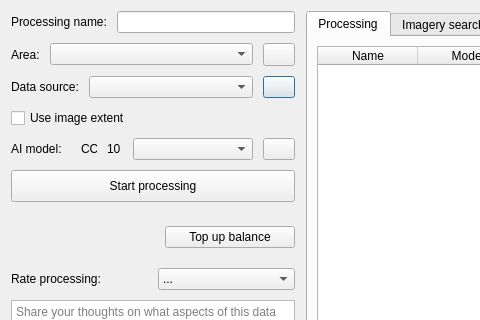
Geoalert/mapflow-qgis, file mapflow/dialogs/static/ui/main_dialog.ui: the form before one commit; both pictures show x 0 to 480 and y 0 to 320 of the 1372 by 500 pixel window.
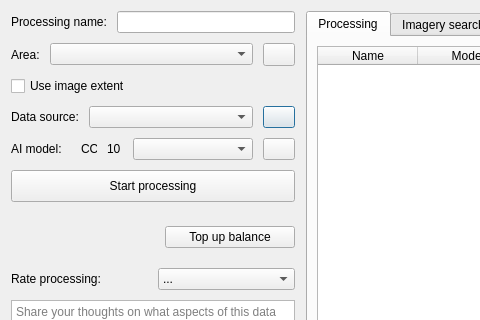
The form after the commit. Icons and pictures are not drawn. Custom widgets are drawn as their Qt base class.

Commit message: ui controls order change; add changelog and version

Patch:
```diff
--- a/mapflow/dialogs/static/ui/main_dialog.ui
+++ b/mapflow/dialogs/static/ui/main_dialog.ui
@@ -119,6 +119,30 @@
          </item>
         </layout>
        </item>
+       <item>
+        <layout class="QHBoxLayout" name="horizontalLayout_6" stretch="0,1">
+         <property name="topMargin">
+          <number>0</number>
+         </property>
+         <item>
+          <widget class="QCheckBox" name="useImageExtentAsAoi">
+           <property name="text">
+            <string>Use image extent</string>
+           </property>
+          </widget>
+         </item>
+         <item>
+          <widget class="QLabel" name="labelAoiArea">
+           <property name="text">
+            <string/>
+           </property>
+           <property name="alignment">
+            <set>Qt::AlignRight|Qt::AlignTrailing|Qt::AlignVCenter</set>
+           </property>
+          </widget>
+         </item>
+        </layout>
+       </item>
        <item>
         <layout class="QHBoxLayout" name="horizontalLayout_5" stretch="0,1,0">
          <property name="sizeConstraint">
@@ -212,30 +236,6 @@
          </item>
         </layout>
        </item>
-       <item>
-        <layout class="QHBoxLayout" name="horizontalLayout_6" stretch="0,1">
-         <property name="topMargin">
-          <number>0</number>
-         </property>
-         <item>
-          <widget class="QCheckBox" name="useImageExtentAsAoi">
-           <property name="text">
-            <string>Use image extent</string>
-           </property>
-          </widget>
-         </item>
-         <item>
-          <widget class="QLabel" name="labelAoiArea">
-           <property name="text">
-            <string/>
-           </property>
-           <property name="alignment">
-            <set>Qt::AlignRight|Qt::AlignTrailing|Qt::AlignVCenter</set>
-           </property>
-          </widget>
-         </item>
-        </layout>
-       </item>
        <item>
         <layout class="QHBoxLayout" name="horizontalLayout_2" stretch="0,0,0,1,0">
          <property name="spacing">
```
The commit also changes 2 other files.
